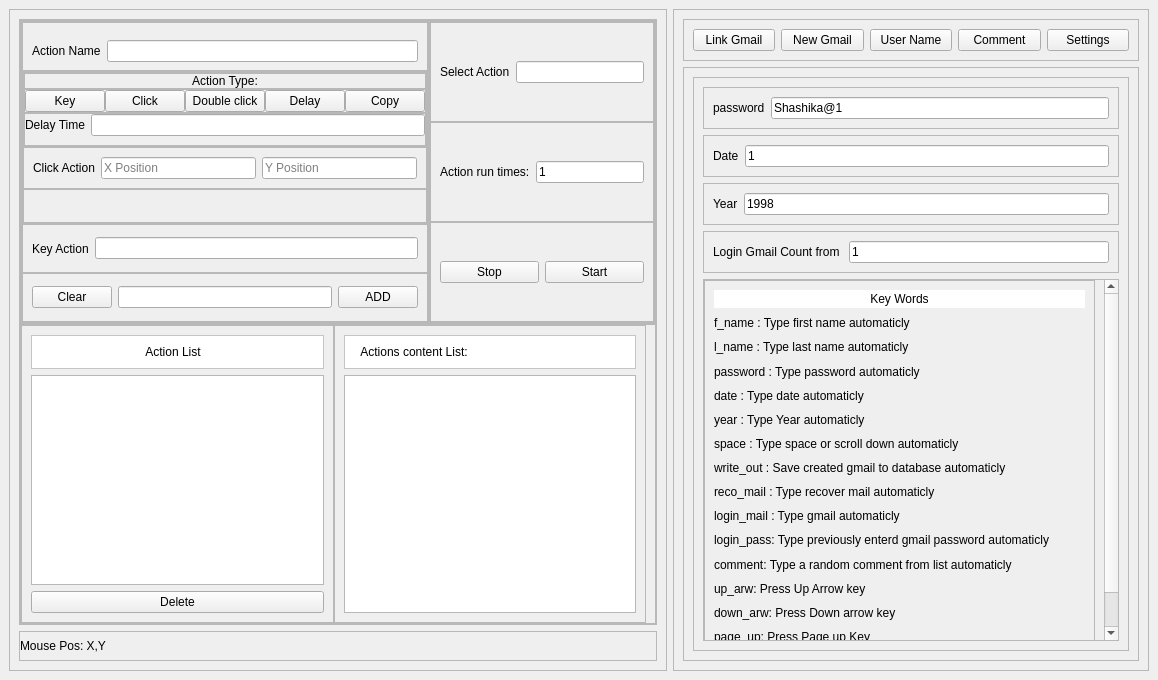
Qt form ui/clicker.ui (chapayev0/semibot) before a commit.
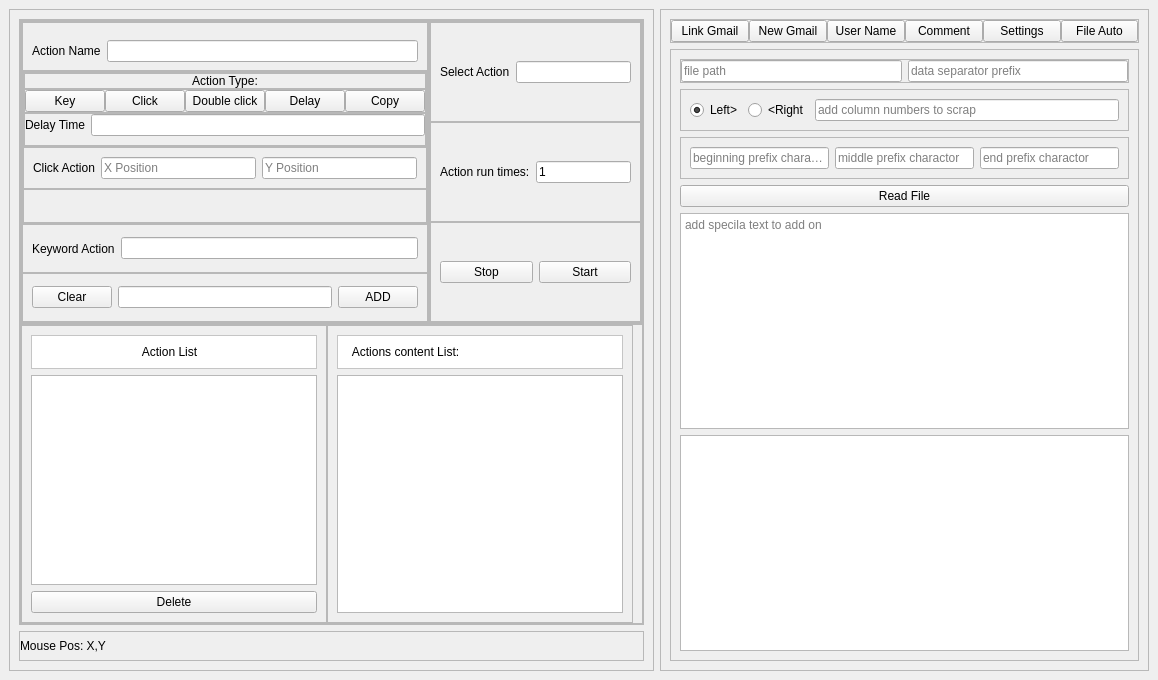
The same form after that commit.

Commit message: add new file auto read part

Patch:
```diff
--- a/ui/clicker.ui
+++ b/ui/clicker.ui
@@ -396,7 +396,7 @@
                    <item>
                     <widget class="QLabel" name="label_8">
                      <property name="text">
-                      <string>Key Action</string>
+                      <string>Keyword Action</string>
                      </property>
                     </widget>
                    </item>
@@ -770,6 +770,21 @@
           <enum>QFrame::Raised</enum>
          </property>
          <layout class="QHBoxLayout" name="horizontalLayout_17">
+          <property name="spacing">
+           <number>0</number>
+          </property>
+          <property name="leftMargin">
+           <number>0</number>
+          </property>
+          <property name="topMargin">
+           <number>0</number>
+          </property>
+          <property name="rightMargin">
+           <number>0</number>
+          </property>
+          <property name="bottomMargin">
+           <number>0</number>
+          </property>
           <item>
            <widget class="QPushButton" name="link_mailbtn">
             <property name="text">
@@ -805,6 +820,13 @@
             </property>
            </widget>
           </item>
+          <item>
+           <widget class="QPushButton" name="file_auto_btn">
+            <property name="text">
+             <string>File Auto</string>
+            </property>
+           </widget>
+          </item>
          </layout>
         </widget>
        </item>
@@ -835,7 +857,7 @@
           <item>
            <widget class="QStackedWidget" name="stackedWidget">
             <property name="currentIndex">
-             <number>4</number>
+             <number>5</number>
             </property>
             <widget class="QWidget" name="link_mail">
              <layout class="QVBoxLayout" name="verticalLayout_9">
@@ -1352,7 +1374,7 @@
                      <rect>
                       <x>0</x>
                       <y>0</y>
-                      <width>406</width>
+                      <width>397</width>
                       <height>400</height>
                      </rect>
                     </property>
@@ -1514,6 +1536,137 @@
               </item>
              </layout>
             </widget>
+            <widget class="QWidget" name="file_automate">
+             <layout class="QVBoxLayout" name="verticalLayout_22">
+              <item>
+               <widget class="QFrame" name="frame_47">
+                <property name="frameShape">
+                 <enum>QFrame::StyledPanel</enum>
+                </property>
+                <property name="frameShadow">
+                 <enum>QFrame::Raised</enum>
+                </property>
+                <layout class="QHBoxLayout" name="horizontalLayout_33">
+                 <property name="leftMargin">
+                  <number>0</number>
+                 </property>
+                 <property name="topMargin">
+                  <number>0</number>
+                 </property>
+                 <property name="rightMargin">
+                  <number>0</number>
+                 </property>
+                 <property name="bottomMargin">
+                  <number>0</number>
+                 </property>
+                 <item>
+                  <widget class="QLineEdit" name="file_path">
+                   <property name="text">
+                    <string/>
+                   </property>
+                   <property name="placeholderText">
+                    <string>file path</string>
+                   </property>
+                  </widget>
+                 </item>
+                 <item>
+                  <widget class="QLineEdit" name="separator">
+                   <property name="placeholderText">
+                    <string>data separator prefix</string>
+                   </property>
+                  </widget>
+                 </item>
+                </layout>
+               </widget>
+              </item>
+              <item>
+               <widget class="QFrame" name="frame_48">
+                <property name="frameShape">
+                 <enum>QFrame::StyledPanel</enum>
+                </property>
+                <property name="frameShadow">
+                 <enum>QFrame::Raised</enum>
+                </property>
+                <layout class="QHBoxLayout" name="horizontalLayout_34">
+                 <item>
+                  <widget class="QRadioButton" name="from_left">
+                   <property name="text">
+                    <string>Left&gt;</string>
+                   </property>
+                   <property name="checked">
+                    <bool>true</bool>
+                   </property>
+                  </widget>
+                 </item>
+                 <item>
+                  <widget class="QRadioButton" name="from_right">
+                   <property name="text">
+                    <string>&lt;Right</string>
+                   </property>
+                  </widget>
+                 </item>
+                 <item>
+                  <widget class="QLineEdit" name="colum_ids">
+                   <property name="placeholderText">
+                    <string>add column numbers to scrap</string>
+                   </property>
+                  </widget>
+                 </item>
+                </layout>
+               </widget>
+              </item>
+              <item>
+               <widget class="QFrame" name="frame_49">
+                <property name="frameShape">
+                 <enum>QFrame::StyledPanel</enum>
+                </property>
+                <property name="frameShadow">
+                 <enum>QFrame::Raised</enum>
+                </property>
+                <layout class="QHBoxLayout" name="horizontalLayout_35">
+                 <item>
+                  <widget class="QLineEdit" name="beginning_prefix_line_edit">
+                   <property name="placeholderText">
+                    <string>beginning prefix charactor</string>
+                   </property>
+                  </widget>
+                 </item>
+                 <item>
+                  <widget class="QLineEdit" name="center_prefix_line_edit">
+                   <property name="placeholderText">
+                    <string>middle prefix charactor</string>
+                   </property>
+                  </widget>
+                 </item>
+                 <item>
+                  <widget class="QLineEdit" name="end_prefix_line_edit">
+                   <property name="placeholderText">
+                    <string>end prefix charactor</string>
+                   </property>
+                  </widget>
+                 </item>
+                </layout>
+               </widget>
+              </item>
+              <item>
+               <widget class="QPushButton" name="file_read_btn">
+                <property name="text">
+                 <string>Read File</string>
+                </property>
+               </widget>
+              </item>
+              <item>
+               <widget class="QPlainTextEdit" name="speci_text_fix">
+                <property name="placeholderText">
+                 <string>add specila text to add on</string>
+                </property>
+               </widget>
+              </item>
+              <item>
+               <widget class="QListWidget" name="file_text_list"/>
+              </item>
+             </layout>
+            </widget>
            </widget>
           </item>
          </layout>
```
Left out of the diff: 14 changed lines with no effect on the pictures. The commit also changes 3 other files.
